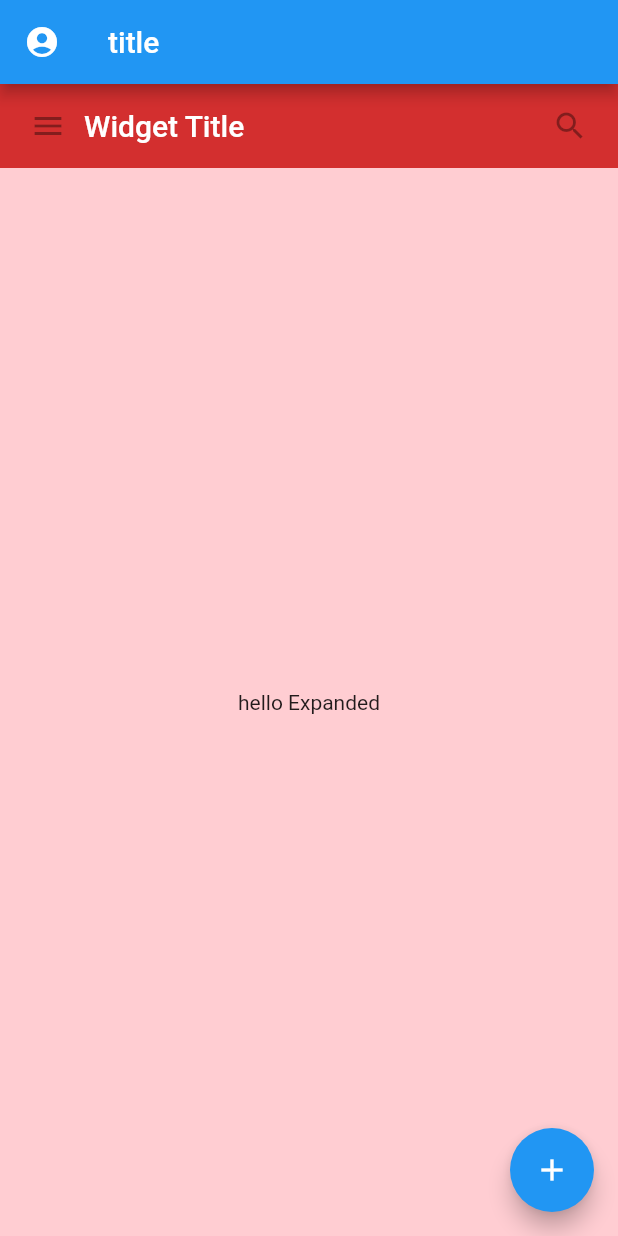
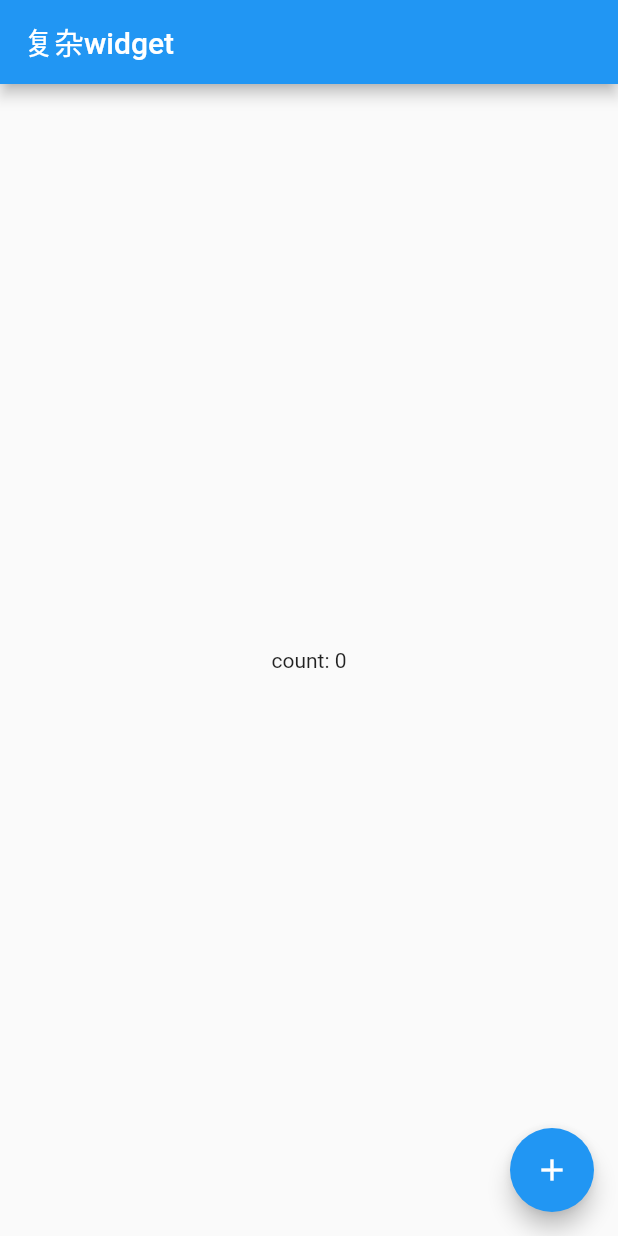
Before and after one commit to mongs/flutter-demo, a Flutter app: the screen it shows after launch, on a phone screen of 412 x 824 dp. Run offline on Flutter 3.47's test engine with Material 2 defaults, Android fonts, the phone set to English and light mode, and no system bars.

Commit message:
复杂widget

```diff
--- a/lib/main.dart
+++ b/lib/main.dart
@@ -1,87 +1,80 @@
 import 'package:flutter/material.dart';
 
 void main() => runApp(MyApp());
-
-class MyAppBar extends StatelessWidget {
-  // 继承widget
-  final Widget title;
-
-  MyAppBar({Key key, @required this.title}) : super(key: key);
-
-  @override
-  Widget build(BuildContext context) {
-    return Container(
-      height: 56.0,
-      padding: EdgeInsets.symmetric(horizontal: 8.0),
-      decoration: new BoxDecoration(
-        color: Colors.red[700],
-      ),
-      child: new Row(
-        children: <Widget>[
-          new IconButton(
-            icon: Icon(Icons.menu),
-            onPressed: null,
-            tooltip: 'navigation menu',
-          ),
-          new Expanded(child: title),
-          new IconButton(
-              icon: Icon(Icons.search), tooltip: 'search', onPressed: null),
-        ],
-      ),
-    );
-  }
-}
-
-class MyScaffold extends StatelessWidget {
-  @override
-  Widget build(BuildContext context) {
-    return new Scaffold(
-      appBar: AppBar(
-        title: new Text('title'),
-        leading:
-            new IconButton(icon: Icon(Icons.account_circle), onPressed: () {}),
-      ),
-      body: new Material(
-        child: new Column(
-          children: <Widget>[
-            // 传递widget
-            new MyAppBar(
-              title: new Text(
-                'Widget Title',
-                style: Theme.of(context).primaryTextTheme.title,
-              ),
-            ),
-            new Expanded(
-              // 包装添加事件
-              child: new GestureDetector(
-                onTap: () {
-                  print('tap this container');
-                },
-                child: new Container(
-                  decoration: new BoxDecoration(
-                    color: Colors.red[100],
-                  ),
-                  child: new Center(
-                    child: new Text('hello Expanded'),
-                  ),
-                ),
-              ),
-            ),
-          ],
-        ),
-      ),
-      floatingActionButton: new FloatingActionButton(
-          onPressed: () {}, child: new Icon(Icons.add)),
-    );
-  }
-}
 
 class MyApp extends StatelessWidget {
   @override
   Widget build(BuildContext context) {
     return new MaterialApp(
-      title: 'widget概览',
-      home: new MyScaffold(),
+      title: '复杂widget',
+      home: new MyHome(),
     );
   }
 }
+
+class MyHome extends StatelessWidget {
+  @override
+  Widget build(BuildContext context) {
+    return new MyBody();
+  }
+}
+
+// 控制显示数字widget
+class CounterDisplay extends StatelessWidget {
+  final int count;
+
+  CounterDisplay({Key key, this.count}) : super(key: key);
+
+  @override
+  Widget build(BuildContext context) {
+    return new Center(
+      child: new Text('count: $count'),
+    );
+  }
+}
+
+// 用来控制操作的widget
+class CounterIncrementor extends StatelessWidget {
+  final VoidCallback onPressed;
+
+  CounterIncrementor({Key key, this.onPressed}) : super(key: key);
+
+  @override
+  Widget build(BuildContext context) {
+    return new FloatingActionButton(
+      child: new Icon(Icons.add),
+      onPressed: onPressed,
+    );
+  }
+}
+
+class MyBody extends StatefulWidget {
+  final Widget child;
+
+  MyBody({Key key, this.child}) : super(key: key);
+
+  _MyBodyState createState() => _MyBodyState();
+}
+
+class _MyBodyState extends State<MyBody> {
+  int _counter = 0;
+
+  void _increment() {
+    setState(() {
+      ++_counter;
+    });
+  }
+
+  @override
+  Widget build(BuildContext context) {
+    return new Scaffold(
+      appBar: AppBar(
+        title: new Text('复杂widget'),
+      ),
+      body: new CounterDisplay(count: _counter),
+      floatingActionButton: new CounterIncrementor(
+        onPressed: _increment,
+      ),
+    );
+  }
+}
```
